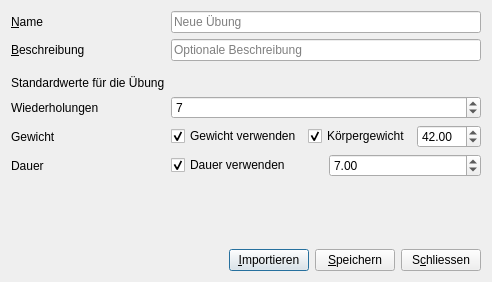
The window that speck_weg/ui/dialog_training_exercise.ui (hochstibe/fingertraining) describes before a commit, drawn with Qt 5.
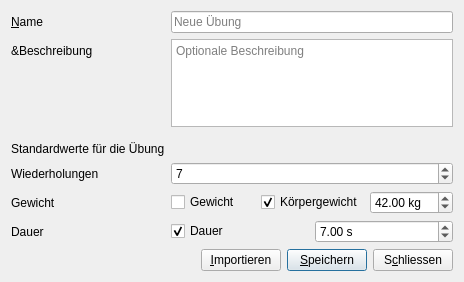
The same window after the commit.

```diff
--- a/speck_weg/ui/dialog_training_exercise.ui
+++ b/speck_weg/ui/dialog_training_exercise.ui
@@ -50,22 +50,6 @@
        <property name="text">
         <string>&amp;Beschreibung</string>
        </property>
-       <property name="buddy">
-        <cstring>lineEdit_description</cstring>
-       </property>
-      </widget>
-     </item>
-     <item row="1" column="1">
-      <widget class="QLineEdit" name="lineEdit_description">
-       <property name="maxLength">
-        <number>1023</number>
-       </property>
-       <property name="placeholderText">
-        <string>Optionale Beschreibung</string>
-       </property>
-       <property name="clearButtonEnabled">
-        <bool>true</bool>
-       </property>
       </widget>
      </item>
      <item row="2" column="0">
@@ -108,10 +92,10 @@
        <item>
         <widget class="QCheckBox" name="checkBox_weight">
          <property name="text">
-          <string>Gewicht verwenden</string>
+          <string>Gewicht</string>
          </property>
          <property name="checked">
-          <bool>true</bool>
+          <bool>false</bool>
          </property>
         </widget>
        </item>
@@ -127,6 +111,9 @@
        </item>
        <item>
         <widget class="QDoubleSpinBox" name="doubleSpinBox_weight">
+         <property name="suffix">
+          <string> kg</string>
+         </property>
          <property name="maximum">
           <double>199.990000000000009</double>
          </property>
@@ -149,7 +136,7 @@
        <item>
         <widget class="QCheckBox" name="checkBox_duration">
          <property name="text">
-          <string>Dauer verwenden</string>
+          <string>Dauer</string>
          </property>
          <property name="checked">
           <bool>true</bool>
@@ -161,6 +148,9 @@
          <property name="toolTip">
           <string>Dauer der Übung [s]</string>
          </property>
+         <property name="suffix">
+          <string> s</string>
+         </property>
          <property name="value">
           <double>7.000000000000000</double>
          </property>
@@ -168,6 +158,13 @@
        </item>
       </layout>
      </item>
+     <item row="1" column="1">
+      <widget class="QTextEdit" name="textEdit_description">
+       <property name="placeholderText">
+        <string>Optionale Beschreibung</string>
+       </property>
+      </widget>
+     </item>
     </layout>
    </item>
    <item>
@@ -213,6 +210,9 @@
        <property name="text">
         <string>&amp;Speichern</string>
        </property>
+       <property name="default">
+        <bool>true</bool>
+       </property>
       </widget>
      </item>
      <item>
```
